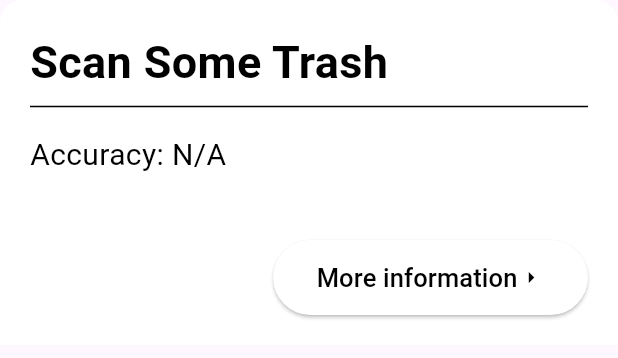
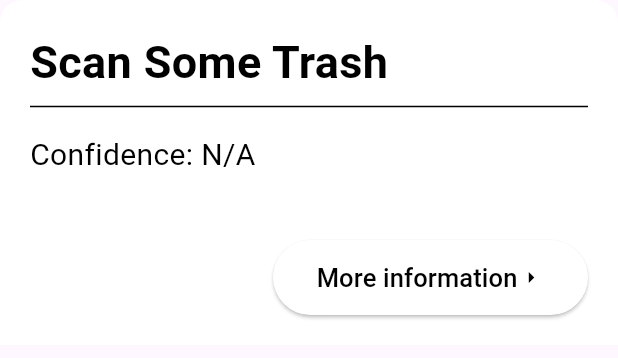
Before and after one commit to tavenharris/RecyclingApp, a Flutter app: the BottomWidget widget shown alone on an empty page, opened directly, on a phone screen of 412 x 824 dp. Shown: the top 358 px of the screen. Run offline on Flutter 3.47's test engine with Material 3 defaults, Android fonts, the phone set to English and light mode, and no system bars; our stand-ins replace camera, device_preview, google_maps_flutter, location.

Commit message:
getting closer

```diff
--- a/lib/Components/BottomSheet.dart
+++ b/lib/Components/BottomSheet.dart
@@ -24,7 +24,7 @@ class BottomWidget extends StatelessWidget {
   @override
   Widget build(BuildContext context) {
     String title = 'Scan Some Trash';
-    String bodyText = 'Accuracy: ${GlobalVariables.serverResponse?.accuracy != null ? (GlobalVariables.serverResponse!.accuracy * 100).toStringAsFixed(2) + '%' : 'N/A'}';
+    String bodyText = 'Confidence: ${GlobalVariables.serverResponse?.accuracy != null ? (GlobalVariables.serverResponse!.accuracy * 100).toStringAsFixed(2) + '%' : 'N/A'}';
     Color titleColor = Colors.black;
     Color dividerColor = Colors.black;
     Color bodyTextColor = Colors.black;
@@ -38,7 +38,7 @@ class BottomWidget extends StatelessWidget {
       titleColor = Colors.white; // Change title font color to white
       dividerColor = Colors.white; // Change divider color to white
       bodyTextColor = Colors.white; // Change body font color to white
-      bodyText = 'This item is probably trash \nAccuracy: ${GlobalVariables.serverResponse?.accuracy != null ? (GlobalVariables.serverResponse!.accuracy * 100).toStringAsFixed(2) + '%' : 'N/A'}'; // Change body text for 'T' prediction
+      bodyText = 'This item is probably trash \n Confidence: ${GlobalVariables.serverResponse?.accuracy != null ? (GlobalVariables.serverResponse!.accuracy * 100).toStringAsFixed(2) + '%' : 'N/A'}'; // Change body text for 'T' prediction
     }
 
     return Container(
--- a/lib/Components/map.dart
+++ b/lib/Components/map.dart
@@ -1,4 +1,3 @@
-// map.dart
 import 'dart:convert';
 import 'package:flutter/material.dart';
 import 'package:google_maps_flutter/google_maps_flutter.dart';
@@ -51,6 +50,7 @@ class _GoogleMapWidgetState extends State<GoogleMapWidget> {
           _markers.add(Marker(
             markerId: MarkerId(bin.name),
             position: LatLng(bin.latitude, bin.longitude),
+            icon: BitmapDescriptor.defaultMarkerWithHue(BitmapDescriptor.hueGreen), // Use green trash icon
           ));
         });
       });
--- a/lib/components/camera.dart
+++ b/lib/components/camera.dart
@@ -56,6 +56,7 @@ class _CameraWidgetState extends State<CameraWidget> {
         setState(() {
           _serverResponse = serverResponse;
           GlobalVariables.serverResponse = serverResponse;
+          GlobalVariables.imageBytes = imageBytes;
         });
         showModalBottomSheet(
           context: context,
--- a/lib/global_variables.dart
+++ b/lib/global_variables.dart
@@ -4,4 +4,5 @@ import 'modules/cnn_response.dart';
 class GlobalVariables {
   static ServerResponse? serverResponse; // Update the type to ServerResponse
   static Uint8List? storedImageBytes; // Add this line to store image bytes
+  static Uint8List? imageBytes;
 }
--- a/lib/main.dart
+++ b/lib/main.dart
@@ -34,11 +34,7 @@ class MyApp extends StatelessWidget {
                 // This widget is for your gestures
                 child: Gestures(cameras: cameras),
               ),
-              Expanded(
-                // This widget is for your map
-                // Make sure MapSample is the correct name of your map widget
-                child: TrashMap(),
-              ),
+
             ],
           ),
         ),
```
Also changed, not shown: lib/Components/Details.dart (+14 -0 lines), 1 other file.
